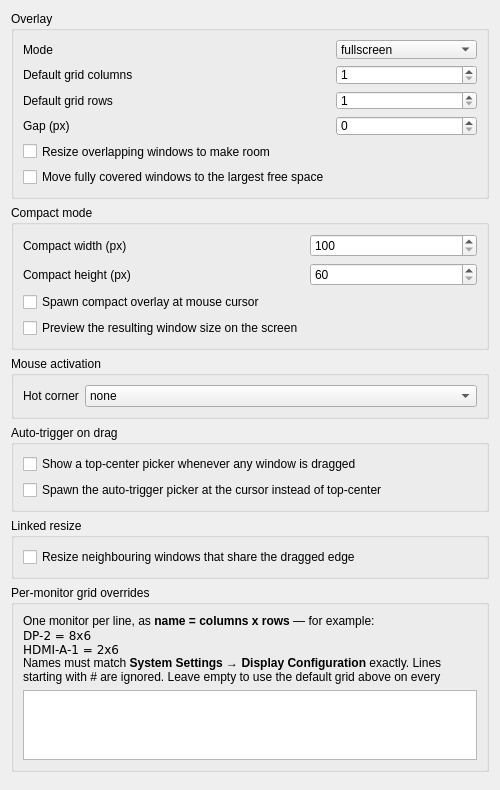
Qt form kwinscript/contents/ui/config.ui (Ivan-Malinovski/divvygrid) before a commit.
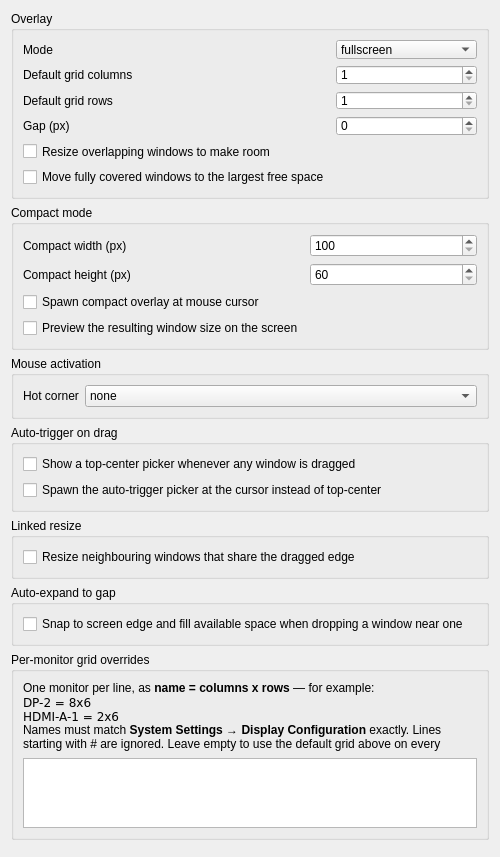
The same form after that commit.

Commit message: Expand-to-fill on native edge-drop, pixel-accurate

```diff
--- a/kwinscript/contents/ui/config.ui
+++ b/kwinscript/contents/ui/config.ui
@@ -250,6 +250,25 @@
      </layout>
     </widget>
    </item>
+   <item>
+    <widget class="QGroupBox" name="groupBox_autoexpand">
+     <property name="title">
+      <string>Auto-expand to gap</string>
+     </property>
+     <layout class="QFormLayout" name="formLayout_autoexpand">
+      <item row="0" column="0">
+       <widget class="QCheckBox" name="kcfg_autoExpandOnEdgeDrag">
+        <property name="text">
+         <string>Snap to screen edge and fill available space when dropping a window near one</string>
+        </property>
+        <property name="toolTip">
+         <string>Windows-Snap style: drop a window with the cursor against a screen edge and it fills the largest reachable free area containing the window's cells (top edge extends down, corner fills the quadrant); on an otherwise-empty screen it takes the half toward that edge. A shadowed preview shows the result while you hold near the edge. Also applies on overlay-drag release (any edge within 10px of the work area snaps, then fills). Off by default - you'll also want to disable KWin's built-in ElectricBorder snap so the two don't both fire on the same edge. (Ignored on native drags while "auto-trigger on drag" is on - that picker owns the drag instead.)</string>
+        </property>
+       </widget>
+      </item>
+     </layout>
+    </widget>
+   </item>
    <item>
     <widget class="QGroupBox" name="groupBox_monitors">
      <property name="title">
```
The commit also changes 3 other files.
